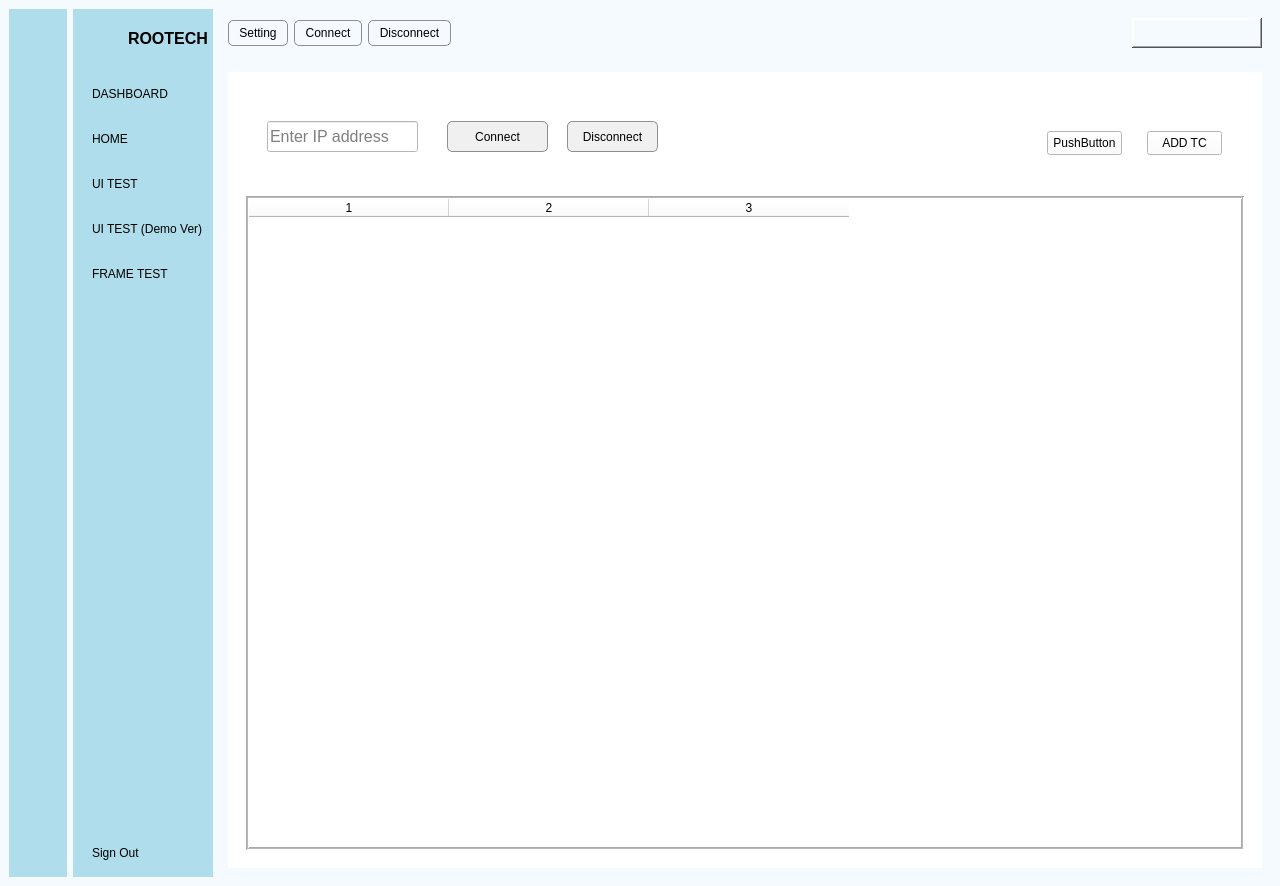
First picture: the form in dashboard.ui, repository badpooh/Vision, before the edit.
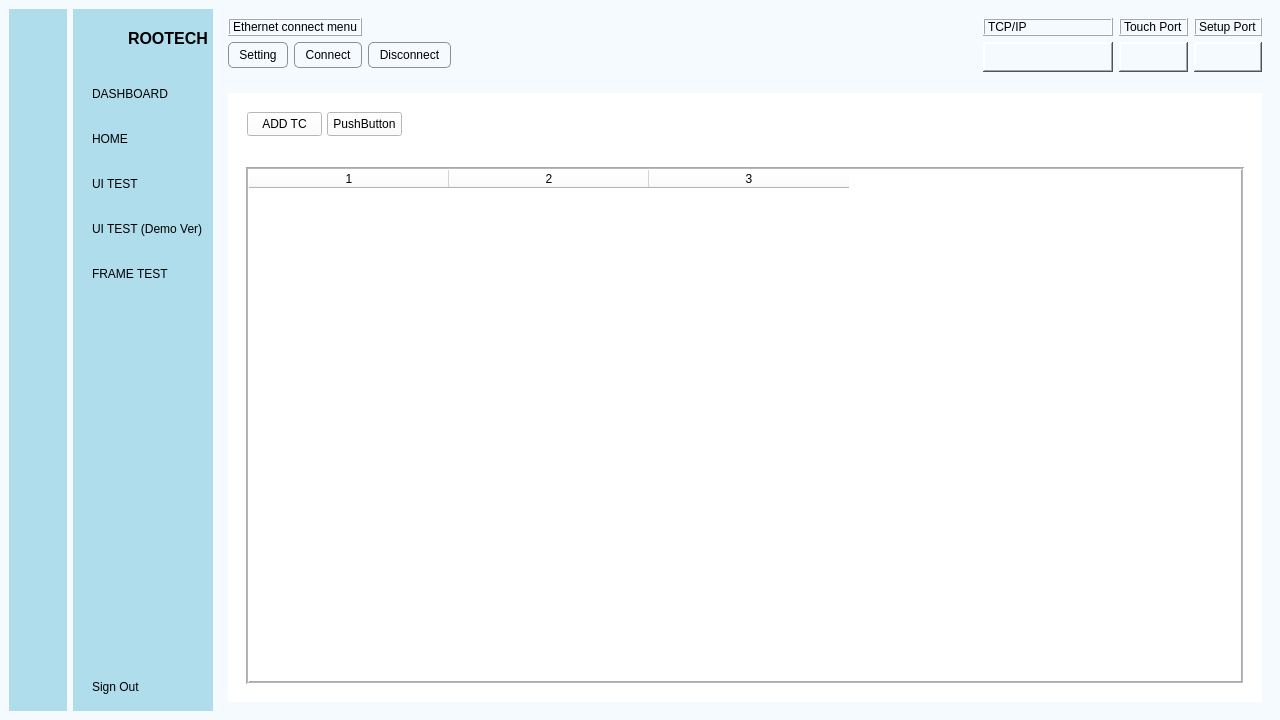
Second picture: the form after the edit. Icons and pictures are not drawn.

What changed in the file:
```diff
--- a/dashboard.ui
+++ b/dashboard.ui
@@ -7,7 +7,7 @@
     <x>0</x>
     <y>0</y>
     <width>1280</width>
-    <height>886</height>
+    <height>720</height>
    </rect>
   </property>
   <property name="minimumSize">
@@ -251,11 +251,43 @@
       <property name="minimumSize">
        <size>
         <width>0</width>
-        <height>0</height>
+        <height>60</height>
        </size>
       </property>
-      <layout class="QHBoxLayout" name="horizontalLayout">
-       <item>
+      <layout class="QGridLayout" name="gridLayout_4">
+       <item row="1" column="3">
+        <spacer name="horizontalSpacer">
+         <property name="orientation">
+          <enum>Qt::Orientation::Horizontal</enum>
+         </property>
+         <property name="sizeHint" stdset="0">
+          <size>
+           <width>868</width>
+           <height>19</height>
+          </size>
+         </property>
+        </spacer>
+       </item>
+       <item row="1" column="5">
+        <widget class="QLabel" name="touch_port_display">
+         <property name="minimumSize">
+          <size>
+           <width>60</width>
+           <height>30</height>
+          </size>
+         </property>
+         <property name="frameShape">
+          <enum>QFrame::Shape::WinPanel</enum>
+         </property>
+         <property name="frameShadow">
+          <enum>QFrame::Shadow::Raised</enum>
+         </property>
+         <property name="text">
+          <string/>
+         </property>
+        </widget>
+       </item>
+       <item row="1" column="0">
         <widget class="QPushButton" name="btn_setting">
          <property name="styleSheet">
           <string notr="true">QPushButton {
@@ -279,7 +311,7 @@
          </property>
         </widget>
        </item>
-       <item>
+       <item row="1" column="1">
         <widget class="QPushButton" name="btn_all_connect">
          <property name="styleSheet">
           <string notr="true">QPushButton {
@@ -300,7 +332,29 @@
          </property>
         </widget>
        </item>
-       <item>
+       <item row="1" column="4">
+        <widget class="QLabel" name="ip_display">
+         <property name="minimumSize">
+          <size>
+           <width>130</width>
+           <height>30</height>
+          </size>
+         </property>
+         <property name="frameShape">
+          <enum>QFrame::Shape::WinPanel</enum>
+         </property>
+         <property name="frameShadow">
+          <enum>QFrame::Shadow::Raised</enum>
+         </property>
+         <property name="lineWidth">
+          <number>1</number>
+         </property>
+         <property name="text">
+          <string/>
+         </property>
+        </widget>
+       </item>
+       <item row="1" column="2">
         <widget class="QPushButton" name="btn_all_disconnect">
          <property name="styleSheet">
           <string notr="true">QPushButton {
@@ -327,24 +381,37 @@
          </property>
         </widget>
        </item>
-       <item>
-        <spacer name="horizontalSpacer">
-         <property name="orientation">
-          <enum>Qt::Orientation::Horizontal</enum>
+       <item row="0" column="4">
+        <widget class="QLabel" name="label_6">
+         <property name="frameShape">
+          <enum>QFrame::Shape::Box</enum>
          </property>
-         <property name="sizeHint" stdset="0">
-          <size>
-           <width>868</width>
-           <height>19</height>
-          </size>
+         <property name="frameShadow">
+          <enum>QFrame::Shadow::Raised</enum>
          </property>
-        </spacer>
+         <property name="text">
+          <string>TCP/IP</string>
+         </property>
+        </widget>
        </item>
-       <item>
-        <widget class="QLabel" name="ip_display">
+       <item row="0" column="5">
+        <widget class="QLabel" name="label_7">
+         <property name="frameShape">
+          <enum>QFrame::Shape::Box</enum>
+         </property>
+         <property name="frameShadow">
+          <enum>QFrame::Shadow::Raised</enum>
+         </property>
+         <property name="text">
+          <string>Touch Port</string>
+         </property>
+        </widget>
+       </item>
+       <item row="1" column="6">
+        <widget class="QLabel" name="label_8">
          <property name="minimumSize">
           <size>
-           <width>130</width>
+           <width>60</width>
            <height>30</height>
           </size>
          </property>
@@ -354,14 +421,37 @@
          <property name="frameShadow">
           <enum>QFrame::Shadow::Raised</enum>
          </property>
-         <property name="lineWidth">
-          <number>1</number>
-         </property>
          <property name="text">
           <string/>
          </property>
         </widget>
        </item>
+       <item row="0" column="6">
+        <widget class="QLabel" name="label_9">
+         <property name="frameShape">
+          <enum>QFrame::Shape::Box</enum>
+         </property>
+         <property name="frameShadow">
+          <enum>QFrame::Shadow::Raised</enum>
+         </property>
+         <property name="text">
+          <string>Setup Port</string>
+         </property>
+        </widget>
+       </item>
+       <item row="0" column="0" colspan="2">
+        <widget class="QLabel" name="label_10">
+         <property name="frameShape">
+          <enum>QFrame::Shape::Box</enum>
+         </property>
+         <property name="frameShadow">
+          <enum>QFrame::Shadow::Raised</enum>
+         </property>
+         <property name="text">
+          <string>Ethernet connect menu</string>
+         </property>
+        </widget>
+       </item>
       </layout>
      </widget>
     </item>
@@ -610,7 +700,7 @@
                <property name="minimumSize">
                 <size>
                  <width>1020</width>
-                 <height>100</height>
+                 <height>50</height>
                 </size>
                </property>
                <property name="maximumSize">
@@ -622,8 +712,8 @@
                <widget class="QPushButton" name="pushButton_2">
                 <property name="geometry">
                  <rect>
-                  <x>810</x>
-                  <y>50</y>
+                  <x>90</x>
+                  <y>10</y>
                   <width>75</width>
                   <height>24</height>
                  </rect>
@@ -635,8 +725,8 @@
                <widget class="QPushButton" name="btn_add_tc">
                 <property name="geometry">
                  <rect>
-                  <x>910</x>
-                  <y>50</y>
+                  <x>10</x>
+                  <y>10</y>
                   <width>75</width>
                   <height>24</height>
                  </rect>
@@ -645,83 +735,6 @@
                  <string>ADD TC</string>
                 </property>
                </widget>
-               <widget class="QLineEdit" name="input_ip_2">
-                <property name="geometry">
-                 <rect>
-                  <x>30</x>
-                  <y>40</y>
-                  <width>151</width>
-                  <height>31</height>
-                 </rect>
-                </property>
-                <property name="font">
-                 <font>
-                  <pointsize>12</pointsize>
-                 </font>
-                </property>
-                <property name="inputMask">
-                 <string/>
-                </property>
-                <property name="placeholderText">
-                 <string>Enter IP address</string>
-                </property>
-               </widget>
-               <widget class="QPushButton" name="btn_disconnect_2">
-                <property name="geometry">
-                 <rect>
-                  <x>330</x>
-                  <y>40</y>
-                  <width>91</width>
-                  <height>31</height>
-                 </rect>
-                </property>
-                <property name="styleSheet">
-                 <string notr="true">QPushButton {
-        border: 1px solid #8f8f91;
-        border-radius: 5px;
-        background-color: #f0f0f0;
-        padding: 5px;
-    }
-
-QPushButton:pressed {
-        background-color: #d0d0d0;
-    }</string>
-                </property>
-                <property name="text">
-                 <string>Disconnect</string>
-                </property>
-               </widget>
-               <widget class="QPushButton" name="btn_connect_2">
-                <property name="geometry">
-                 <rect>
-                  <x>210</x>
-                  <y>40</y>
-                  <width>101</width>
-                  <height>31</height>
-                 </rect>
-                </property>
-                <property name="styleSheet">
-                 <string notr="true">QPushButton {
-        border: 1px solid #8f8f91;
-        border-radius: 5px;
-        background-color: #f0f0f0;
-        padding: 5px;
-    }
-
-QPushButton:pressed {
-        background-color: #d0d0d0;
-    }</string>
-                </property>
-                <property name="text">
-                 <string>Connect</string>
-                </property>
-                <property name="autoDefault">
-                 <bool>false</bool>
-                </property>
-                <property name="flat">
-                 <bool>false</bool>
-                </property>
-               </widget>
               </widget>
              </item>
              <item>
```
